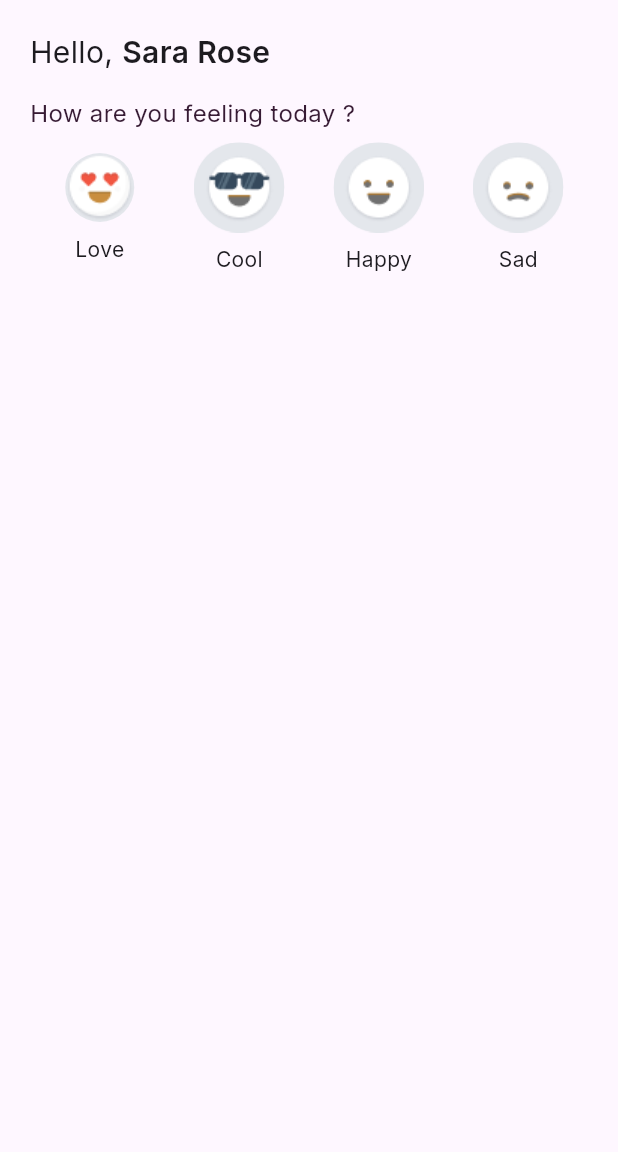
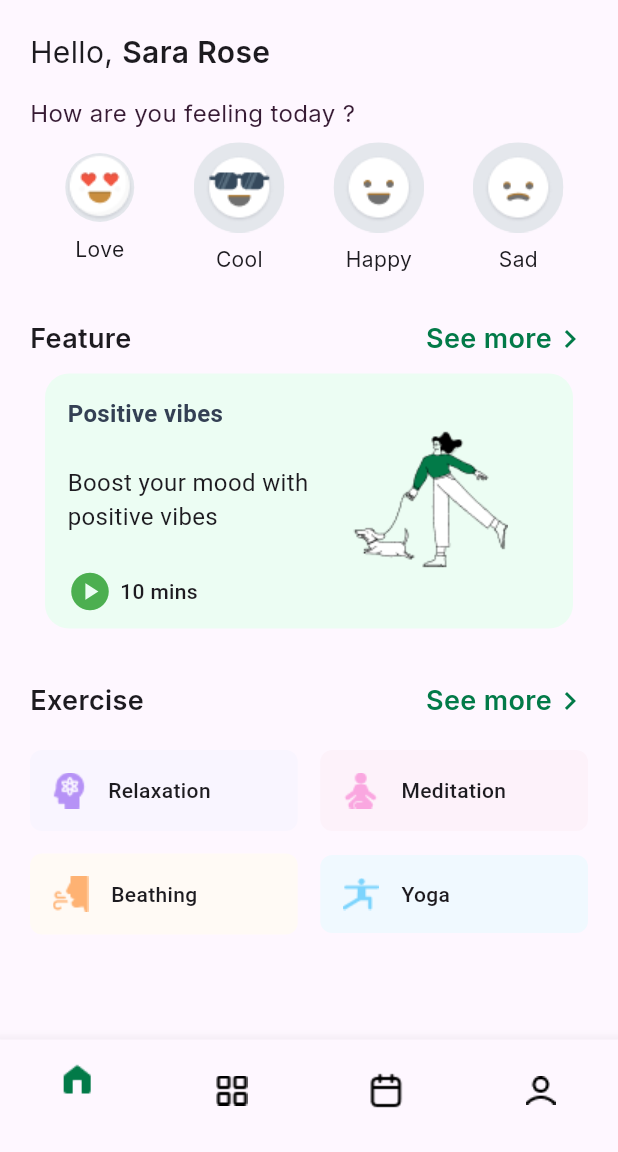
Before and after one commit to Ashraf-Aladawy/c11_exam_mon_online, a Flutter app: the screen it shows after launch, on a phone screen of 412 x 824 dp, the part 84-1236 px from its top. Run offline on Flutter 3.47's test engine with Material 3 defaults, Android fonts, the phone set to English and light mode, and no system bars; our stand-ins replace carousel_slider, google_fonts, smooth_page_indicator.

Commit message:
featur&Exercise

```diff
--- a/lib/main.dart
+++ b/lib/main.dart
@@ -10,8 +10,10 @@ class MyApp extends StatelessWidget {
   Widget build(BuildContext context) {
     return MaterialApp(
       debugShowCheckedModeBanner:false,
-      home: HomeScreen(),
-
+      home: DefaultTabController(
+        length: 3,
+        child: HomeScreen(),
+      ),
     );
   }
 }
--- /dev/null
+++ b/lib/moody/exercise_item.dart
@@ -0,0 +1,45 @@
+import 'dart:ui';
+
+import 'package:flutter/material.dart';
+
+class ExerciseItem extends StatelessWidget {
+  ExerciseItem(
+      {super.key,
+      required String this.text,
+      required String this.path,
+      required Color this.color});
+
+  String text;
+  String path;
+  Color color;
+
+  @override
+  Widget build(BuildContext context) {
+    return Expanded(
+      child: Container(
+        decoration: BoxDecoration(
+          borderRadius: BorderRadius.circular(8),
+          color: color,
+        ),
+        child: Padding(
+          padding: const EdgeInsets.all(15),
+          child: Row(
+            children: [
+              Image.asset(path),
+              SizedBox(
+                width: 15,
+              ),
+              Text(
+                text,
+                style: TextStyle(
+                  fontSize: 14,
+                  fontWeight: FontWeight.w500,
+                ),
+              ),
+            ],
+          ),
+        ),
+      ),
+    );
+  }
+}
--- /dev/null
+++ b/lib/moody/feature_item.dart
@@ -0,0 +1,76 @@
+import 'package:flutter/cupertino.dart';
+import 'package:flutter/material.dart';
+
+class FeatureItem extends StatelessWidget {
+  const FeatureItem({super.key});
+
+  @override
+  Widget build(BuildContext context) {
+    return Padding(
+      padding: const EdgeInsets.all(10),
+      child: Container(
+        decoration: BoxDecoration(
+            borderRadius: BorderRadius.circular(16), color: Color(0xffECFDF3)),
+        child: Column(
+          children: [
+            Padding(
+              padding: const EdgeInsets.only(left: 15, top: 15),
+              child: Column(
+                children: [
+                  Row(
+                    children: [
+                      Text(
+                        "Positive vibes",
+                        style: TextStyle(
+                            fontSize: 16,
+                            fontWeight: FontWeight.w600,
+                            color: Color(0xff344054)),
+                      ),
+                    ],
+                  ),
+                  Row(
+                    children: [
+                      Text(
+                        '''Boost your mood with
+positive vibes''',
+                        style: TextStyle(
+                          fontSize: 16,
+                          fontWeight: FontWeight.w400,
+                        ),
+                      ),
+                      SizedBox(
+                        width: 30,
+                      ),
+                      Image.asset(
+                        "assets/images/Walking the Dog.png",
+                      )
+                    ],
+                  ),
+                ],
+              ),
+            ),
+            Padding(
+              padding: const EdgeInsets.only(left: 15, bottom: 10),
+              child: Row(
+                children: [
+                  Icon(
+                    Icons.play_circle,
+                    color: Colors.green,
+                    size: 30,
+                  ),
+                  SizedBox(
+                    width: 5,
+                  ),
+                  Text(
+                    "10 mins",
+                    style: TextStyle(fontSize: 14, fontWeight: FontWeight.w500),
+                  )
+                ],
+              ),
+            ),
+          ],
+        ),
+      ),
+    );
+  }
+}
--- a/lib/moody/home_screen.dart
+++ b/lib/moody/home_screen.dart
@@ -1,9 +1,13 @@
 import 'package:c11_exam_mon_online/moody/emoji_item.dart';
+import 'package:c11_exam_mon_online/moody/exercise_item.dart';
+import 'package:c11_exam_mon_online/moody/feature_item.dart';
+import 'package:c11_exam_mon_online/moody/new_department.dart';
 import 'package:flutter/cupertino.dart';
 import 'package:flutter/material.dart';
 import 'package:flutter/widgets.dart';
 import 'package:google_fonts/google_fonts.dart';
 import 'package:carousel_slider/carousel_slider.dart';
+import 'package:smooth_page_indicator/smooth_page_indicator.dart';
 
 class HomeScreen extends StatelessWidget {
   static const String routeName="HomeScreen";
@@ -60,20 +64,93 @@ class HomeScreen extends StatelessWidget {
               padding: const EdgeInsets.only(top: 8.0),
               child: Row(
                 children: [
-                  EmojiItem(image: "assets/images/Frame1.png", text: "Love"),
+                  Container(
+                      child: EmojiItem(
+                          image: "assets/images/Frame1.png", text: "Love")),
                   EmojiItem(image: "assets/images/Frame2.png", text: "Cool"),
                   EmojiItem(image: "assets/images/Frame3.png", text: "Happy"),
                   EmojiItem(image: "assets/images/Frame4.png", text: "Sad"),
                 ],
               ),
             ),
-
-
-
+            Padding(
+                padding: const EdgeInsets.only(top: 30),
+                child: Column(
+                  children: [
+                    NewDepartmentItem(department: "Feature"),
+                    FeatureItem(),
+                  ],
+                )),
+            Padding(
+              padding: const EdgeInsets.only(top: 25),
+              child: NewDepartmentItem(department: "Exercise"),
+            ),
+            Padding(
+                padding: const EdgeInsets.only(top: 20),
+                child: Column(
+                  children: [
+                    Row(
+                      children: [
+                        ExerciseItem(text: "Relaxation",
+                            path: "assets/images/exercise1.png",
+                            color: Color(0xffF9F5FF)),
+                        SizedBox(width: 15,),
+                        ExerciseItem(text: "Meditation",
+                            path: "assets/images/exercise2.png",
+                            color: Color(0xffFDF2FA)),
+                      ],
+                    ),
+                    SizedBox(height: 15,),
+                    Row(
+                      children: [
+                        ExerciseItem(text: "Beathing",
+                            path: "assets/images/exercise3.png",
+                            color: Color(0xffFFFAF5)),
+                        SizedBox(width: 15,),
+                        ExerciseItem(text: "Yoga",
+                            path: "assets/images/exercise4.png",
+                            color: Color(0xffF0F9FF)),
+                      ],
+                    ),
+                  ],
+                )
+            ),
           ],
         ),
       ),
+      bottomNavigationBar: BottomNavigationBar(
+          iconSize: 30,
+          showSelectedLabels: true,
+          showUnselectedLabels: false,
+          type: BottomNavigationBarType.fixed,
+          selectedItemColor: Color(0xff027A48),
+          unselectedItemColor: Colors.black,
 
+          items:
+          [BottomNavigationBarItem(
+            icon: ImageIcon(
+              AssetImage("assets/images/homeBottom.png"), size: 40,),
+            label: "",
+          ),
+            BottomNavigationBarItem(
+                icon: ImageIcon(
+                  AssetImage("assets/images/iconBottom2.png"),
+                  size: 40,
+                ),
+                label: ""),
+            BottomNavigationBarItem(
+              icon: ImageIcon(
+                AssetImage("assets/images/calendarBottom.png"),
+              ),
+              label: "",
+            ),
+            BottomNavigationBarItem(
+              icon: ImageIcon(
+                AssetImage("assets/images/personalBottom.png"),
+              ),
+              label: "",
+            ),
+          ]),
     );
   }
 }
--- /dev/null
+++ b/lib/moody/new_department.dart
@@ -0,0 +1,32 @@
+import 'package:flutter/material.dart';
+import 'package:google_fonts/google_fonts.dart';
+
+class NewDepartmentItem extends StatelessWidget {
+  NewDepartmentItem({super.key, required String this.department});
+
+  String department;
+
+  @override
+  Widget build(BuildContext context) {
+    return Row(
+      children: [
+        Text(
+          department,
+          style: GoogleFonts.inter(fontSize: 18, fontWeight: FontWeight.w600),
+        ),
+        Spacer(),
+        Text(
+          "See more",
+          style: GoogleFonts.inter(
+              fontSize: 18,
+              fontWeight: FontWeight.w600,
+              color: Color(0xff027A48)),
+        ),
+        Icon(
+          Icons.chevron_right,
+          color: Color(0xff027A48),
+        )
+      ],
+    );
+  }
+}
--- a/pubspec.yaml
+++ b/pubspec.yaml
@@ -38,6 +38,7 @@ dependencies:
   google_fonts: ^6.2.1
   carousel_slider: ^4.2.1
   badges: ^3.1.2
+  smooth_page_indicator: ^1.2.0+3
 
 dev_dependencies:
   flutter_test:
```
Also changed, not shown: assets/images/Frame11.png (added), assets/images/Frame111.png (added), assets/images/Frame5.png (added), assets/images/Walking the Dog.png (added), assets/images/calendarBottom.png (added), assets/images/exercise1.png (added), assets/images/exercise2.png (added), assets/images/exercise3.png (added), assets/images/exercise4.png (added), assets/images/homeBottom.png (added), assets/images/iconBottom2.png (added), assets/images/personalBottom.png (added), pubspec.lock.
